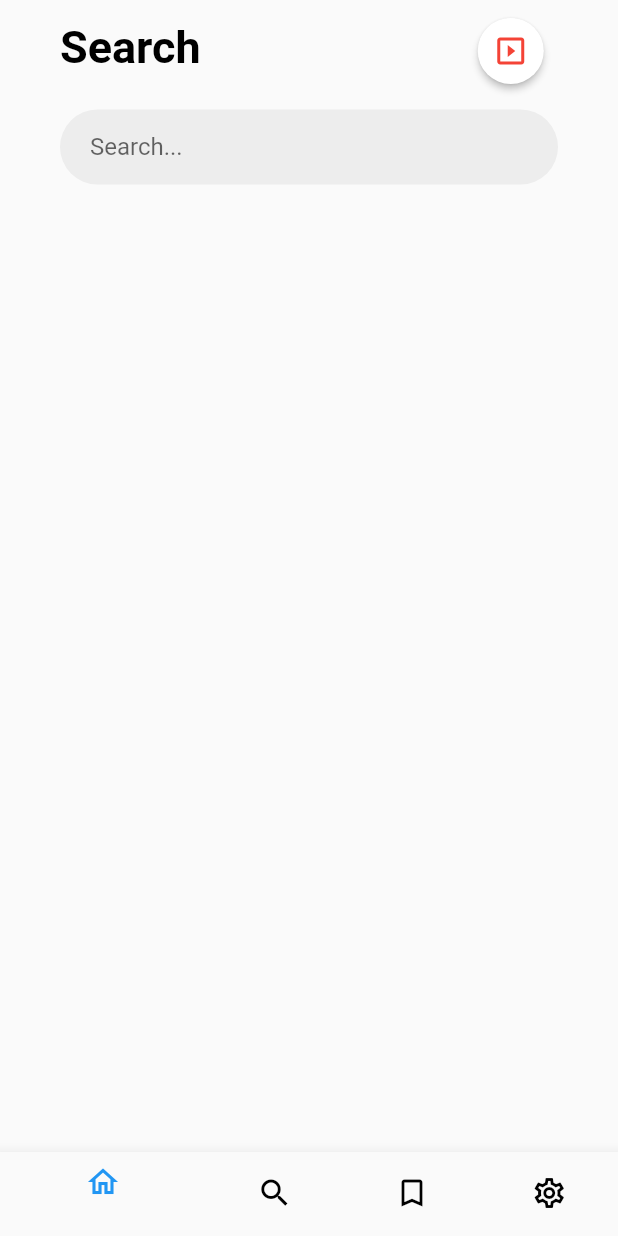
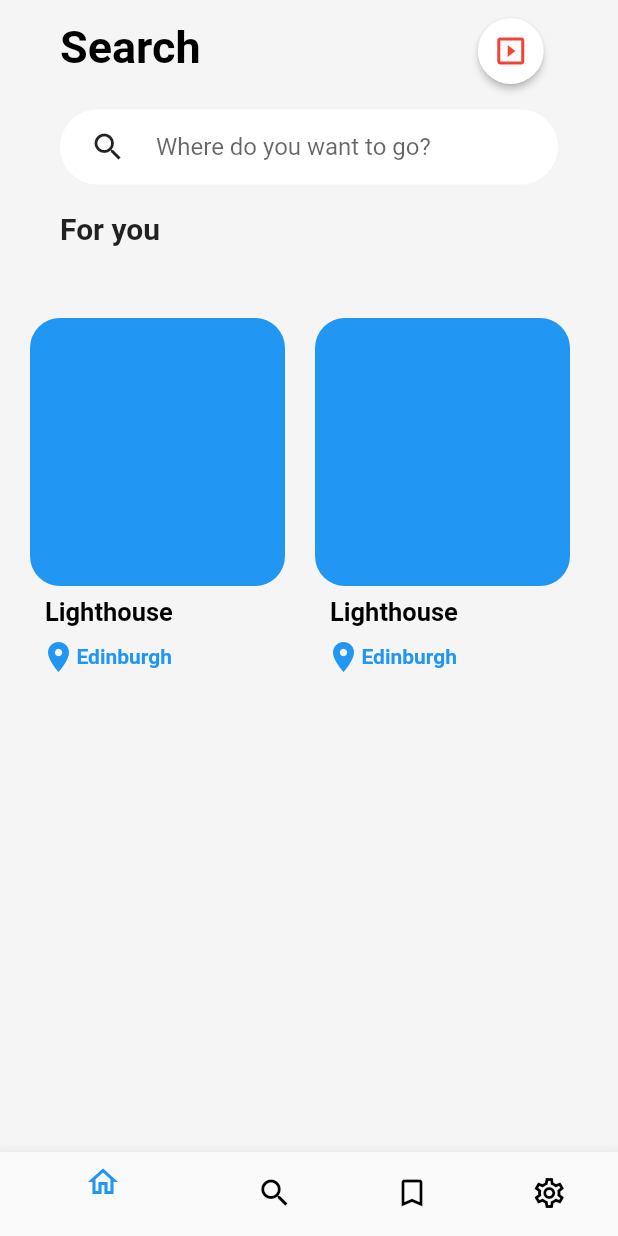
Before and after one commit to LeThienn/travel_app, a Flutter app: the screen it shows after launch, swiped to page 2, on a phone screen of 412 x 824 dp. Run offline on Flutter 3.47's test engine with Material 2 defaults, Android fonts, the phone set to English and light mode, and no system bars.

Commit message:
update list horizontal

```diff
--- a/lib/src/components/widget_profile/widget_image_profile.dart
+++ b/lib/src/components/widget_profile/widget_image_profile.dart
@@ -6,11 +6,13 @@ class ImageProfileWidget extends StatelessWidget {
   @override
   Widget build(BuildContext context) {
     return Container(
-       width: 150,
+      width: 150,
       height: 120,
       decoration: const BoxDecoration(
           borderRadius: BorderRadius.all(Radius.circular(30.0)),
           color: Colors.white),
+
+
     );
   }
 }
--- /dev/null
+++ b/lib/src/components/widget_search/list/card/card_travel.dart
@@ -0,0 +1,47 @@
+import 'package:flutter/material.dart';
+
+class CardTravel extends StatelessWidget {
+  const CardTravel({Key? key}) : super(key: key);
+
+  @override
+  Widget build(BuildContext context) {
+    return Container(
+        width: 170.0,
+        child: Column(
+          children: [
+            Expanded(
+              flex: 1, // ??
+              child: Container(
+                decoration: const BoxDecoration(
+                    borderRadius: BorderRadius.all(Radius.circular(20.0)),
+                    color: Colors.blue),
+              ),
+            ),
+            Expanded(
+              flex: 2, //??
+              child: Column(
+                children: [
+                  Row(
+                    children: const [
+                      SizedBox(width: 10, height: 35,),
+                      Text(
+                        "Lighthouse",
+                        style: TextStyle(
+                            fontSize: 17, fontWeight: FontWeight.bold, color: Colors.black),
+                      ),
+                    ],
+                  ),
+                  Row(
+                    children: const [
+                      SizedBox(width: 7,),
+                      Icon(Icons.location_on, color: Colors.blue,),
+                      Text("Edinburgh", style: TextStyle(fontWeight: FontWeight.bold, color: Colors.blue),)
+                    ],
+                  ),
+                ],
+              ),
+            )
+          ],
+        ));
+  }
+}
--- /dev/null
+++ b/lib/src/components/widget_search/list/listview_horizontal.dart
@@ -0,0 +1,51 @@
+import 'package:flutter/material.dart';
+import 'package:travel_app/src/components/widget_search/list/card/card_travel.dart';
+
+class ListViewHorizontalTravel extends StatefulWidget {
+  const ListViewHorizontalTravel({Key? key}) : super(key: key);
+
+  @override
+  _ListViewHorizontalTravelState createState() =>
+      _ListViewHorizontalTravelState();
+}
+
+class _ListViewHorizontalTravelState extends State<ListViewHorizontalTravel> {
+  @override
+  Widget build(BuildContext context) {
+    return Container(
+
+      margin: const EdgeInsets.symmetric(vertical: 20.0, horizontal: 20),
+      height: 300, // chieu dai cua tung card
+      child: ListView(
+        scrollDirection: Axis.horizontal,
+        children: [
+          _buildCardTravel(),
+          const SizedBox(
+            width: 20,
+          ),
+          _buildCardTravel(),
+          const SizedBox(
+            width: 20,
+          ),
+          _buildCardTravel(),
+           const SizedBox(
+            width: 20,
+          ),
+          _buildCardTravel(),
+           const SizedBox(
+            width: 20,
+          ),
+          _buildCardTravel(),
+           const SizedBox(
+            width: 20,
+          ),
+          _buildCardTravel()
+        ],
+      ),
+    );
+  }
+}
+
+Widget _buildCardTravel() {
+  return const CardTravel();
+}
--- a/lib/src/components/widget_search/widget_search.dart
+++ b/lib/src/components/widget_search/widget_search.dart
@@ -14,18 +14,24 @@ class _SearchWidgetState extends State<SearchWidget> {
       width: double.infinity,
       height: 50.0,
       decoration: BoxDecoration(
-          color: const Color(0x55d2d2d2),
+          color: Colors.white,
           borderRadius: BorderRadius.circular(30.0) // circular dạng hình tròn
           ),
       child: Row(
         children: const [
+          SizedBox(
+            width: 20,
+          ),
+          Icon(Icons.search),
           Expanded(
+              flex: 1,
               child: TextField(
-            decoration: InputDecoration(
-                hintText: "Search... ",
-                border: InputBorder.none, // mấy dòng nhập
-                contentPadding: EdgeInsets.only(left: 20.0)),
-          )), // expanded chia bố cục
+                decoration: InputDecoration(
+                    hintText: "Where do you want to go?",
+                    border: InputBorder.none, // mấy dòng nhập
+                    contentPadding: EdgeInsets.only(left: 20.0)),
+              )),
+          // expanded chia bố cục
         ],
       ),
     );
--- a/lib/src/page/profile.dart
+++ b/lib/src/page/profile.dart
@@ -15,7 +15,9 @@ class Profile  extends StatefulWidget {
 class _ProfiletState extends State<Profile> {
   @override
   Widget build(BuildContext context) {
-    return Column(
+    return Container(
+    color: Colors.grey.shade100,
+    child: Column(
       children: [
         Expanded(
             flex: 2,
@@ -84,6 +86,7 @@ class _ProfiletState extends State<Profile> {
           ),
         )
       ],
+    ),
     );
   }
 }
--- a/lib/src/page/search.dart
+++ b/lib/src/page/search.dart
@@ -1,4 +1,5 @@
 import 'package:flutter/material.dart';
+import 'package:travel_app/src/components/widget_search/list/listview_horizontal.dart';
 import 'package:travel_app/src/components/widget_search/widget_search.dart';
 import 'package:travel_app/src/components/widget_search/widget_title_search.dart';
 
@@ -12,10 +13,12 @@ class Search extends StatefulWidget {
 class _SearchState extends State<Search> {
   @override
   Widget build(BuildContext context) {
-    return Column(
+    return Container(
+        color: Colors.grey.shade100,
+        child: Column(
           children: [
             Expanded(
-          flex: 2,
+              flex: 1,
               child: Column(
                 children: [
                   _buildSearchTitle(),
@@ -26,11 +29,28 @@ class _SearchState extends State<Search> {
                     padding: const EdgeInsets.only(left: 40, right: 40),
                     child: _buildSearch(),
                   ),
-            ],
+                  Row(
+                    children: const [
+                      Padding(
+                        padding: EdgeInsets.only(top: 18, left: 40),
+                        child: Text(
+                          "For you",
+                          style: TextStyle(
+                              fontSize: 20, fontWeight: FontWeight.bold),
                         ),
                       )
                     ],
-    );
+                  ),
+                ],
+              ),
+            ),
+            Expanded(
+              flex: 3, // ??
+              child: _buildListHorizontal(),
+            ),
+
+          ],
+        ));
   }
 }
 
@@ -41,3 +61,7 @@ Widget _buildSearchTitle() {
 Widget _buildSearch() {
   return SearchWidget();
 }
+
+Widget _buildListHorizontal() {
+  return const ListViewHorizontalTravel();
+}
```
Lines whose indentation alone changed are shown as unchanged.
